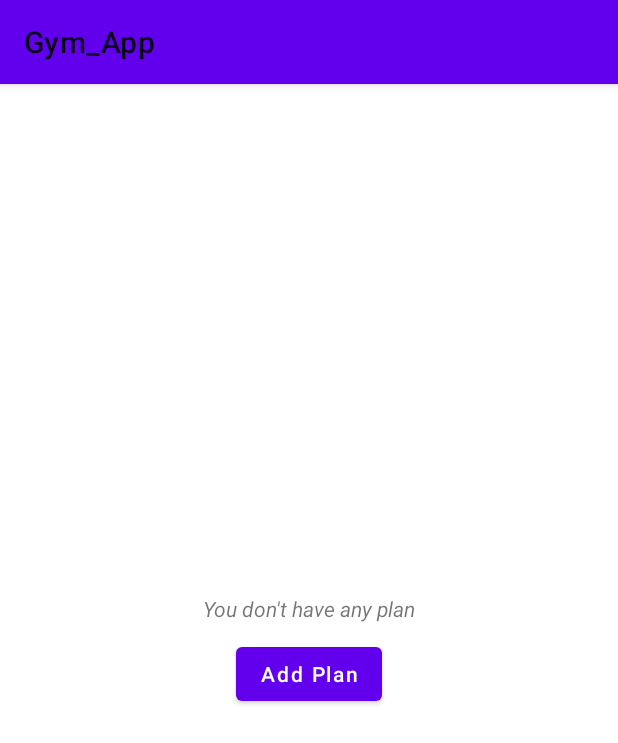
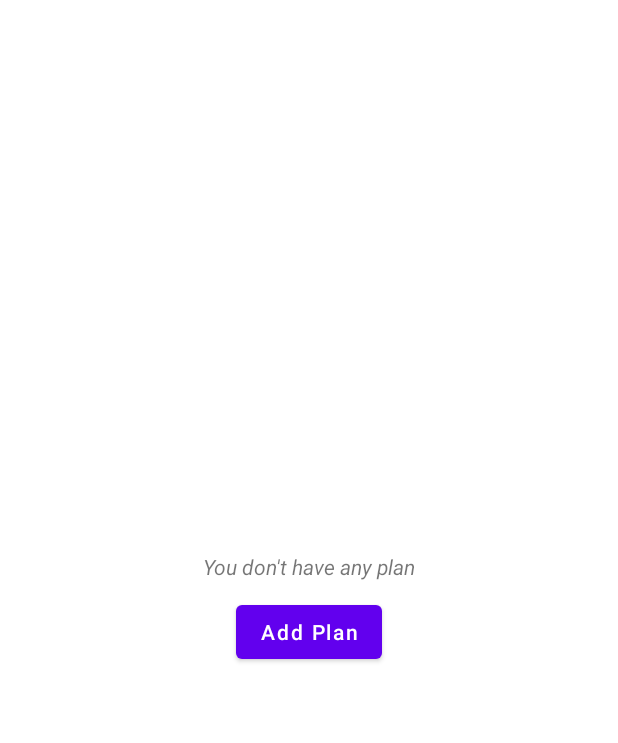
Before and after one commit to NeShkApp/Gym_App, an Android app: the screen it shows after launch (PlanActivity), after a tap on "See Your Plans", on a phone screen of 412 x 824 dp. Shown: the top 743 px of the screen. Run offline under Robolectric (Android 15) with nearby library versions, the phone set to English and light mode, and no system bars.

Commit message:
Added some files, changed the main app theme. Version 1.0.3

```diff
--- a/app/src/main/AndroidManifest.xml
+++ b/app/src/main/AndroidManifest.xml
@@ -8,7 +8,7 @@
         android:allowBackup="true"
         android:dataExtractionRules="@xml/data_extraction_rules"
         android:fullBackupContent="@xml/backup_rules"
-        android:icon="@mipmap/ic_launcher"
+        android:icon="@drawable/ty"
         android:label="@string/app_name"
         android:supportsRtl="true"
         android:theme="@style/Theme.Gym_App"
--- a/app/src/main/res/values-night/themes.xml
+++ b/app/src/main/res/values-night/themes.xml
@@ -1,6 +1,8 @@
 <resources xmlns:tools="http://schemas.android.com/tools">
     <!-- Base application theme. -->
-    <style name="Theme.Gym_App" parent="Theme.MaterialComponents.Light">
+<!--    <style name="Theme.Gym_App" parent="Theme.MaterialComponents.Light">-->
+    <style name="Theme.Gym_App" parent="Theme.MaterialComponents.Light.NoActionBar">
+
         <!-- Primary brand color. -->
         <item name="colorPrimary">@color/purple_200</item>
         <item name="colorPrimaryVariant">@color/purple_700</item>
--- a/app/src/main/res/values/strings.xml
+++ b/app/src/main/res/values/strings.xml
@@ -1,5 +1,5 @@
 <resources>
-    <string name="app_name">Gym_App</string>
+    <string name="app_name">Train Yourself</string>
     <array name="days">
         <item>Monday</item>
         <item>Tuesday</item>
--- a/app/src/main/res/values/themes.xml
+++ b/app/src/main/res/values/themes.xml
@@ -1,6 +1,7 @@
 <resources xmlns:tools="http://schemas.android.com/tools">
     <!-- Base application theme. -->
-    <style name="Theme.Gym_App" parent="Theme.MaterialComponents.Light">
+<!--    <style name="Theme.Gym_App" parent="Theme.MaterialComponents.Light">-->
+    <style name="Theme.Gym_App" parent="Theme.MaterialComponents.Light.NoActionBar">
         <!-- Primary brand color. -->
         <item name="colorPrimary">@color/purple_500</item>
         <item name="colorPrimaryVariant">@color/purple_700</item>
```
Also changed, not shown: app/src/main/res/drawable/ty.png (added).
